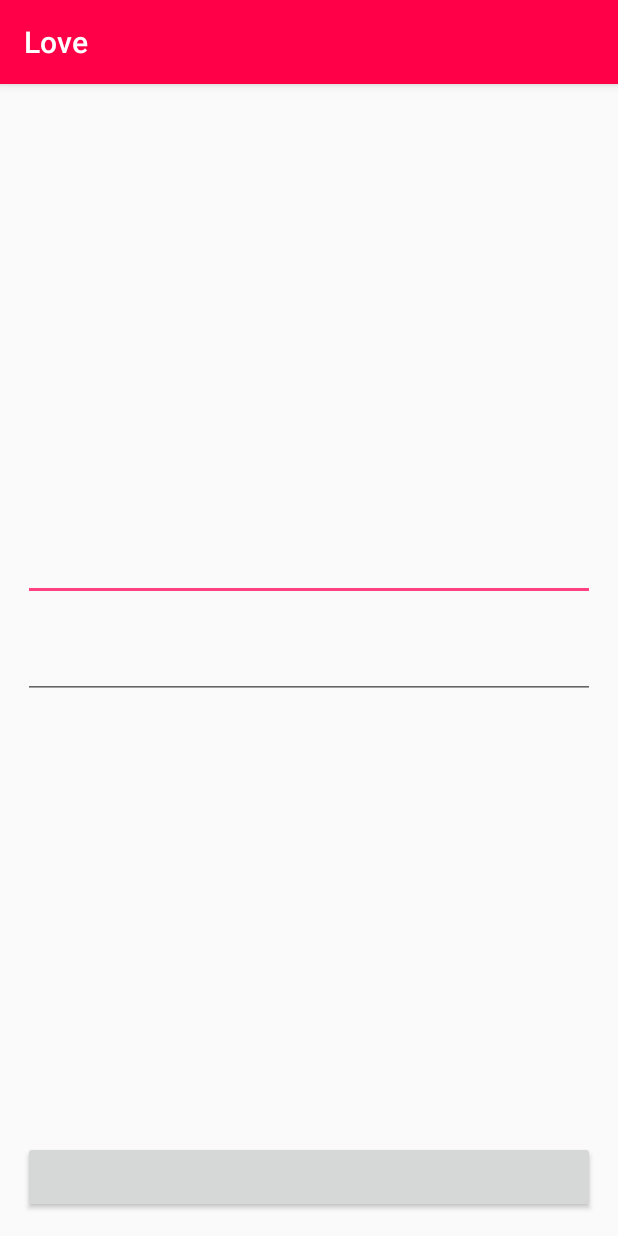
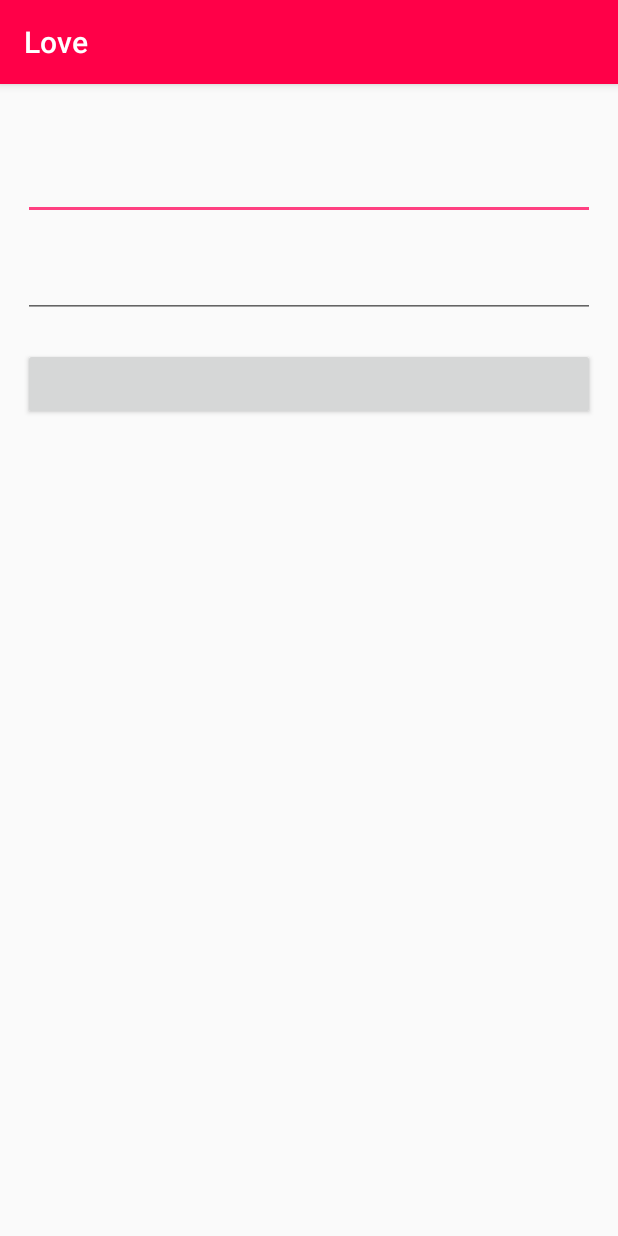
Before and after one commit to rajchristhu/Love, an Android app: the EventActiviy screen opened directly, with no data from a screen before it, on a phone screen of 412 x 824 dp. Run offline under Robolectric (Android 15) with nearby library versions, the phone set to English and light mode, and no system bars; 1 statement that could not run was skipped.

Commit message:
XML for flames and event xml name change

```diff
--- a/app/src/main/java/com/example/love/Activity/EventActiviy.kt
+++ b/app/src/main/java/com/example/love/Activity/EventActiviy.kt
@@ -1,24 +1,16 @@
 package com.example.love.Activity
-
-import android.os.Build
 import android.support.v7.app.AppCompatActivity
 import android.os.Bundle
 import android.support.v4.app.Fragment
-import android.support.v4.view.accessibility.AccessibilityNodeInfoCompat
-import android.view.Window
-import android.view.WindowManager
-import android.widget.Toast
 import com.example.love.Fragment.Flames
 import com.example.love.R
-import kotlin.math.log
 
 
 class EventActiviy : AppCompatActivity() {
 
     override fun onCreate(savedInstanceState: Bundle?) {
         super.onCreate(savedInstanceState)
-        hideStatusBar()
-        setContentView(R.layout.activity_event_activiy)
+        setContentView(R.layout.activity_event)
         val extras = intent.extras
         val arrayB = extras!!.getInt("numbers")
         val fragment: Fragment = when (arrayB) {
@@ -34,13 +26,4 @@ class EventActiviy : AppCompatActivity() {
             .replace(R.id.frame, fragment)
             .commit()
     }
-    private fun hideStatusBar(){
-        if (Build.VERSION.SDK_INT >= 16) {
-            getWindow().setFlags(AccessibilityNodeInfoCompat.ACTION_NEXT_HTML_ELEMENT, AccessibilityNodeInfoCompat.ACTION_NEXT_HTML_ELEMENT);
-            getWindow().getDecorView().setSystemUiVisibility(3328);
-        }else{
-            requestWindowFeature(Window.FEATURE_NO_TITLE);
-            this.getWindow().setFlags(WindowManager.LayoutParams.FLAG_FULLSCREEN,WindowManager.LayoutParams.FLAG_FULLSCREEN);
-        }
-    }
 }
--- a/app/src/main/res/layout/fragment_flames.xml
+++ b/app/src/main/res/layout/fragment_flames.xml
@@ -1,21 +1,19 @@
 <?xml version="1.0" encoding="utf-8"?>
-<LinearLayout
+<RelativeLayout
         xmlns:android="http://schemas.android.com/apk/res/android"
         xmlns:tools="http://schemas.android.com/tools"
+        xmlns:app="http://schemas.android.com/apk/res-auto"
         android:layout_width="match_parent"
         android:padding="15dp"
         android:orientation="vertical" android:layout_height="match_parent"
         tools:context=".Fragment.Flames">
 
     <!-- TODO: Update blank fragment layout -->
-    <RelativeLayout android:layout_width="match_parent"
-                    android:layout_weight="1"
-                    android:layout_height="0dp">
     <EditText
             android:layout_width="match_parent"
             android:layout_height="wrap_content"
+            android:layout_marginTop="30dp"
             android:id="@+id/your_name"
-                android:layout_centerInParent="true"
 
     />
     <EditText
@@ -24,13 +22,11 @@
             android:layout_height="wrap_content"
             android:id="@+id/partname"
             android:layout_below="@+id/your_name"
-        />
-
-    </RelativeLayout>
-    <Button
+    /> <Button
             android:layout_width="match_parent"
             android:layout_marginTop="20dp"
             android:layout_height="wrap_content"
             android:layout_below="@+id/partname"
     />
-</LinearLayout>
+
+</RelativeLayout>
```
Also changed, not shown: app/src/main/res/layout/activity_event.xml (renamed from app/src/main/res/layout/activity_event_activiy.xml). Lines whose indentation alone changed are shown as unchanged.
